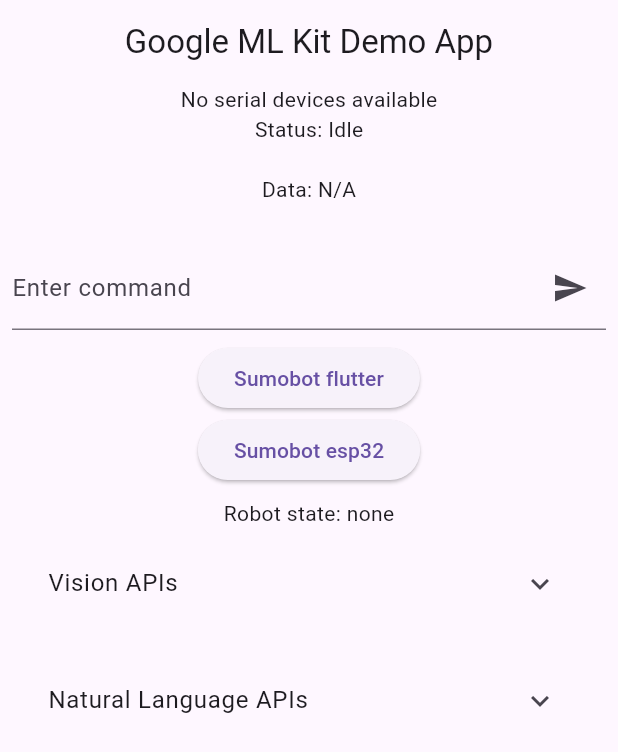
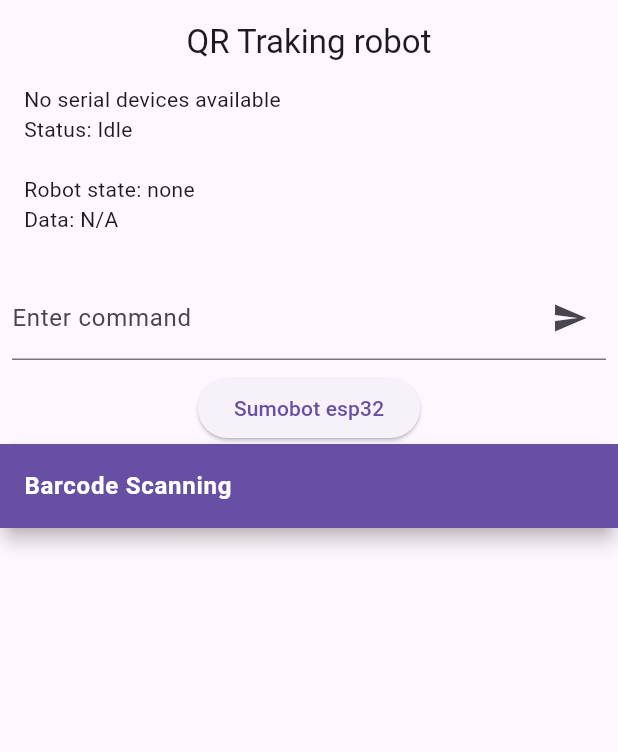
Before and after one commit to LeonelCamposM/SerialRobot, a Flutter app: the screen it shows after launch, on a phone screen of 412 x 824 dp. Shown: the top 752 px of the screen. Run offline on Flutter 3.47's test engine with Material 3 defaults, Android fonts, the phone set to English and light mode, and no system bars; our stand-ins replace camera, image_picker; missing offline and left inert: google_mlkit_face_mesh_detection, google_mlkit_language_id, usb_serial.

Commit message:
update ui

```diff
--- a/google_ml_kit_flutter/packages/example/lib/main.dart
+++ b/google_ml_kit_flutter/packages/example/lib/main.dart
@@ -1,19 +1,7 @@
 import 'dart:async';
 import 'package:flutter/material.dart';
-import 'nlp_detector_views/entity_extraction_view.dart';
-import 'nlp_detector_views/language_identifier_view.dart';
-import 'nlp_detector_views/language_translator_view.dart';
-import 'nlp_detector_views/smart_reply_view.dart';
 import 'serial_robot_views/serial_robot_view.dart';
 import 'vision_detector_views/barcode_scanner_view.dart';
-import 'vision_detector_views/digital_ink_recognizer_view.dart';
-import 'vision_detector_views/face_detector_view.dart';
-import 'vision_detector_views/face_mesh_detector_view.dart';
-import 'vision_detector_views/label_detector_view.dart';
-import 'vision_detector_views/object_detector_view.dart';
-import 'vision_detector_views/pose_detector_view.dart';
-import 'vision_detector_views/selfie_segmenter_view.dart';
-import 'vision_detector_views/text_detector_view.dart';
 
 final StreamController<String> focusStateController = StreamController<String>.broadcast();
 
@@ -30,63 +18,17 @@
       debugShowCheckedModeBanner: false,
       home: Scaffold(
       appBar: AppBar(
-        title: Text('Google ML Kit Demo App'),
+        title: Text('QR Traking robot'),
         centerTitle: true,
         elevation: 0,
       ),
       body: Column(
         children: [
           SerialRobotView(focusStateController: focusStateController),
-          MLKitView()
+          CustomCard('Barcode Scanning', BarcodeScannerView(focusStateController: focusStateController))
         ],
       ),
     ));
-  }
-}
-
-class MLKitView extends StatelessWidget {
-  @override
-  Widget build(BuildContext context) {
-    return SafeArea(
-      child: Center(
-            child: SingleChildScrollView(
-              child: Padding(
-                padding: EdgeInsets.symmetric(horizontal: 16),
-                child: Column(
-                  children: [
-                    ExpansionTile(
-                      title: const Text('Vision APIs'),
-                      children: [
-                        CustomCard('Barcode Scanning', BarcodeScannerView(focusStateController: focusStateController)),
-                        CustomCard('Face Detection', FaceDetectorView()),
-                        CustomCard('Face Mesh Detection', FaceMeshDetectorView()),
-                        CustomCard('Image Labeling', ImageLabelView()),
-                        CustomCard('Object Detection', ObjectDetectorView()),
-                        CustomCard('Text Recognition', TextRecognizerView()),
-                        CustomCard('Digital Ink Recognition', DigitalInkView()),
-                        CustomCard('Pose Detection', PoseDetectorView()),
-                        CustomCard('Selfie Segmentation', SelfieSegmenterView()),
-                      ],
-                    ),
-                    SizedBox(
-                      height: 20,
-                    ),
-                    ExpansionTile(
-                      title: const Text('Natural Language APIs'),
-                      children: [
-                        CustomCard('Language ID', LanguageIdentifierView()),
-                        CustomCard(
-                            'On-device Translation', LanguageTranslatorView()),
-                        CustomCard('Smart Reply', SmartReplyView()),
-                        CustomCard('Entity Extraction', EntityExtractionView()),
-                      ],
-                    ),
-                  ],
-                ),
-              ),
-            ),
-          ),
-    );
   }
 }
 
--- a/google_ml_kit_flutter/packages/example/lib/serial_robot_views/serial_robot_view.dart
+++ b/google_ml_kit_flutter/packages/example/lib/serial_robot_views/serial_robot_view.dart
@@ -30,7 +30,6 @@
     _serialService.getPorts();
     _sendCommandWithDelay('set_speed 180',  Duration.zero);
     widget.focusStateController.stream.listen((data) async {
-      // Reaccionar al estado recibido, por ejemplo:
       if (data == 'Q1' || data == 'Q0') {
         print('focused, dont move $data');
         await _sendCommandWithDelay('stop',  Duration.zero);
@@ -91,7 +90,7 @@
       await _sendCommandWithDelay('stop',  Duration.zero);
       await _sendCommandWithDelay('set_speed 255',  Duration.zero);
       await _sendCommandWithDelay('down',  Duration(milliseconds: 800));
-      await _sendCommandWithDelay('set_speed 120',  Duration.zero);
+      await _sendCommandWithDelay('set_speed 180',  Duration.zero);
       await _sendCommandWithDelay('right',  Duration(milliseconds: 500));
     }else{
       if (distance <= 80) {
@@ -140,20 +139,29 @@
                 )).toList(),
               );
             } else {
-              return Text('No serial devices available');
+              return PaddedRowText(
+              text: 'No serial devices available',
+            );
             }
           },
         ),
         StreamBuilder<String>(
           stream: _serialService.statusStream,
           builder: (context, snapshot) {
-            return Text('Status: ${snapshot.data ?? 'Idle'}\n');
+            return PaddedRowText(
+              text: 'Status: ${snapshot.data ?? 'Idle'}\n',
+            );
           },
+        ),
+        PaddedRowText(
+          text: 'Robot state: $robotState',
         ),
         StreamBuilder<String>(
           stream: _serialService.dataStream,
           builder: (context, snapshot) {
-            return Text('Data: ${snapshot.data ?? 'N/A'}\n');
+            return PaddedRowText(
+              text: 'Data: ${snapshot.data ?? 'N/A'}\n',
+            );
           },
         ),
         Padding(
@@ -173,18 +181,47 @@
           ),
         ),
         ElevatedButton(
-          onPressed: ()=> {sumoBot()},
-          child: Text('Sumobot flutter'),
-        ),
-        ElevatedButton(
           onPressed: ()=> {_sendSerialData('sumo')},
           child: Text('Sumobot esp32'),
-        ),
-        Padding(
-          padding: const EdgeInsets.all(8.0),
-          child: Text('Robot state: $robotState'),
         ),
       ],
     );
   }
 }
+
+class PaddedRowText extends StatelessWidget {
+  final String text;
+  final IconData? icon;
+  final VoidCallback? onPressed;
+  final double horizontalPadding;
+
+  const PaddedRowText({
+    Key? key,
+    required this.text,
+    this.icon,
+    this.onPressed,
+    this.horizontalPadding = 16.0,
+  }) : super(key: key);
+
+  @override
+  Widget build(BuildContext context) {
+    return Padding(
+      padding: EdgeInsets.only(left: horizontalPadding),
+      child: Row(
+        crossAxisAlignment: CrossAxisAlignment.start,
+        children: [
+          if (icon != null) ...[
+            Icon(icon),
+            SizedBox(width: 8.0),
+          ],
+          Expanded(child: Text(text)),
+          if (onPressed != null)
+            ElevatedButton(
+              onPressed: onPressed,
+              child: Text('Connect'),
+            ),
+        ],
+      ),
+    );
+  }
+}
```
